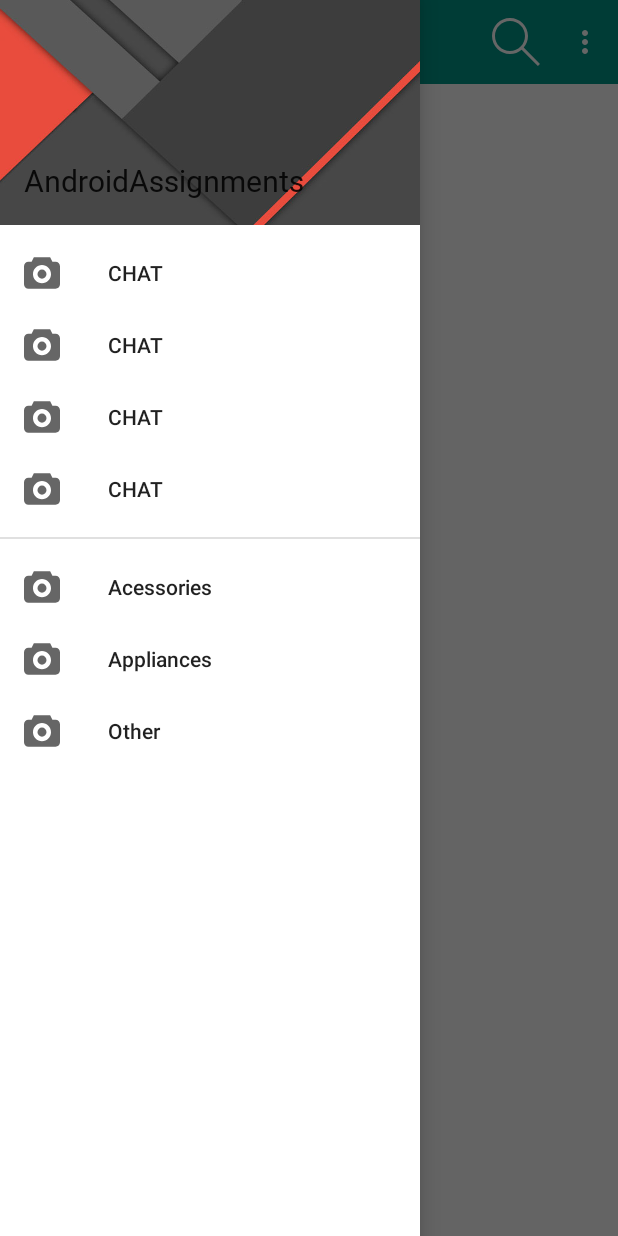
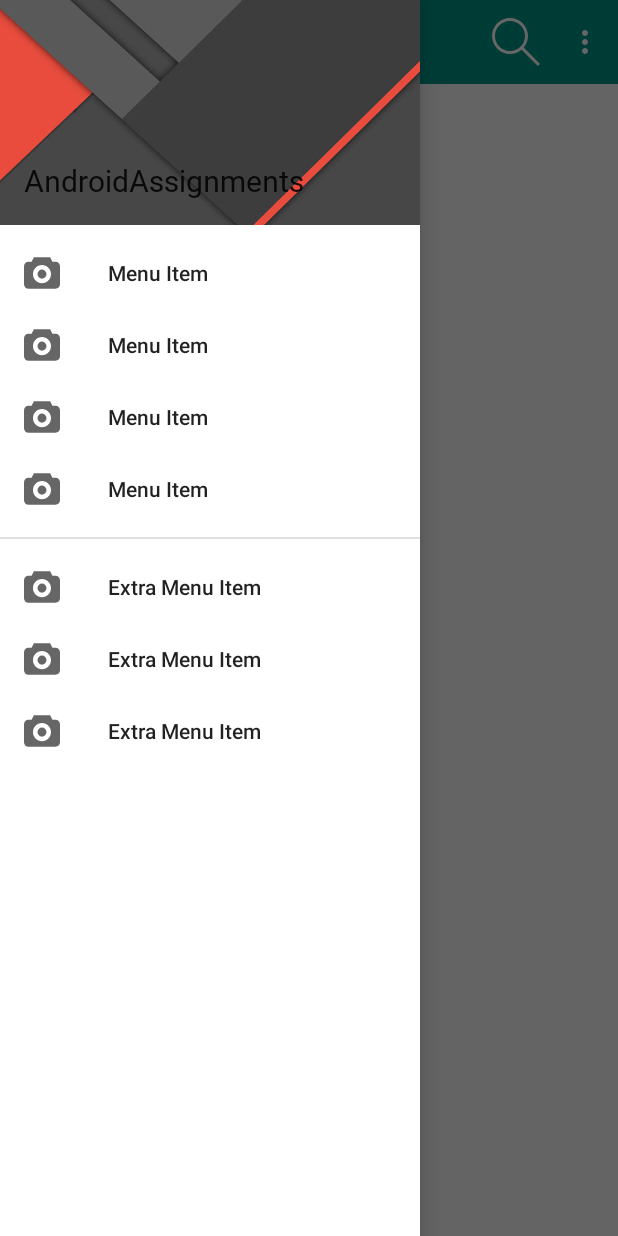
Before and after one commit to spdobest/AndroidAssignment, an Android app: the screen it shows after launch (MainActivity), with the side drawer open, on a phone screen of 412 x 824 dp. Run offline under Robolectric (Android 15) with nearby library versions, the phone set to English and light mode, and no system bars.

```diff
--- /dev/null
+++ b/app/src/main/res/layout/activity_home.xml
@@ -0,0 +1,6 @@
+<?xml version="1.0" encoding="utf-8"?>
+<androidx.constraintlayout.widget.ConstraintLayout xmlns:android="http://schemas.android.com/apk/res/android"
+    android:layout_width="match_parent"
+    android:layout_height="match_parent">
+
+</androidx.constraintlayout.widget.ConstraintLayout>
--- a/app/src/main/res/menu/home_menu.xml
+++ b/app/src/main/res/menu/home_menu.xml
@@ -4,16 +4,16 @@
     <item
         android:id="@+id/menu_share"
         android:icon="@android:drawable/ic_menu_share"
-        android:title="Share" />
+        android:title="@string/share" />
 
     <item
         android:id="@+id/menu_setting"
         android:icon="@drawable/ic_settings_black_24dp"
-        android:title="Setting" />
+        android:title="@string/settings" />
 
     <item
         android:id="@+id/menu_logout"
         android:icon="@android:drawable/ic_menu_delete"
-        android:title="Logout" />
+        android:title="@string/logout" />
 
 </menu>
--- a/app/src/main/res/menu/menu_left_drawer.xml
+++ b/app/src/main/res/menu/menu_left_drawer.xml
@@ -8,20 +8,20 @@
         <item
             android:id="@+id/menuleft_men"
             android:icon="@drawable/ic_camera"
-            android:title="CHAT" />
+            android:title="@string/menu_item" />
 
         <item
             android:id="@+id/menuleft_women"
             android:icon="@drawable/ic_camera"
-            android:title="CHAT" />
+            android:title="@string/menu_item" />
         <item
             android:id="@+id/menuleft_kids"
             android:icon="@drawable/ic_camera"
-            android:title="CHAT" />
+            android:title="@string/menu_item" />
         <item
             android:id="@+id/menuleft_electronics"
             android:icon="@drawable/ic_camera"
-            android:title="CHAT" />
+            android:title="@string/menu_item" />
 
     </group>
 
@@ -32,15 +32,15 @@
         <item
             android:id="@+id/menuleft_acessories"
             android:icon="@drawable/ic_camera"
-            android:title="Acessories" />
+            android:title="@string/extra_menu_item" />
         <item
             android:id="@+id/menuleft_appliences"
             android:icon="@drawable/ic_camera"
-            android:title="Appliances" />
+            android:title="@string/extra_menu_item" />
         <item
             android:id="@+id/menuleft_other"
             android:icon="@drawable/ic_camera"
-            android:title="Other" />
+            android:title="@string/extra_menu_item" />
     </group>
 
 </menu>
--- a/app/src/main/res/menu/menu_search.xml
+++ b/app/src/main/res/menu/menu_search.xml
@@ -4,21 +4,21 @@
     <item
         android:id="@+id/action_search"
         android:icon="@drawable/ic_search"
-        android:title="Search"
+        android:title="@string/search"
         app:actionViewClass="androidx.appcompat.widget.SearchView"
-        app:showAsAction="always|collapseActionView" />
+        app:showAsAction="ifRoom|collapseActionView" />
 
 
     <item
         android:id="@+id/menuleft_men"
         android:icon="@drawable/ic_share"
-        android:title="Share"
+        android:title="@string/share"
         app:showAsAction="never" />
 
     <item
         android:id="@+id/menuleft_women"
         android:icon="@drawable/ic_rating"
-        android:title="Rating"
+        android:title="@string/rating"
         app:showAsAction="never" />
     <item
         android:id="@+id/menuleft_kids"
--- a/app/src/main/res/values/strings.xml
+++ b/app/src/main/res/values/strings.xml
@@ -80,4 +80,10 @@
     <string name="invalid_password">Password must be >5 characters</string>
     <string name="login_failed">"Login failed"</string>
     <string name="enter_msg_hero">Enter Message Here...</string>
+    <string name="share">Share</string>
+    <string name="delete">Delete</string>
+    <string name="menu_item">Menu Item</string>
+    <string name="extra_menu_item">Extra Menu Item</string>
+    <string name="rating">Rating</string>
+    <string name="logout">Logout</string>
 </resources>
```
Also changed, not shown: app/src/main/java/com/android/assignment/base/BaseDialogFragment.kt (+1 -7 lines), app/src/main/java/com/android/assignment/base/BaseFragment.kt (+0 -10 lines), app/src/main/java/com/android/assignment/ui/HomeActivity.kt (added, +34 -0 lines), app/src/main/java/com/android/assignment/ui/SplashDialogFragment.kt (+5 -8 lines), app/src/main/java/com/android/assignment/utility/BuildUtil.java (+4 -10 lines), app/src/main/java/com/android/assignment/utility/CommonUtils.kt (+18 -20 lines), app/src/main/res/menu/menu_chat.xml (+4 -4 lines), app/src/main/res/menu/menu_navigation.xml (deleted, +0 -46 lines).
